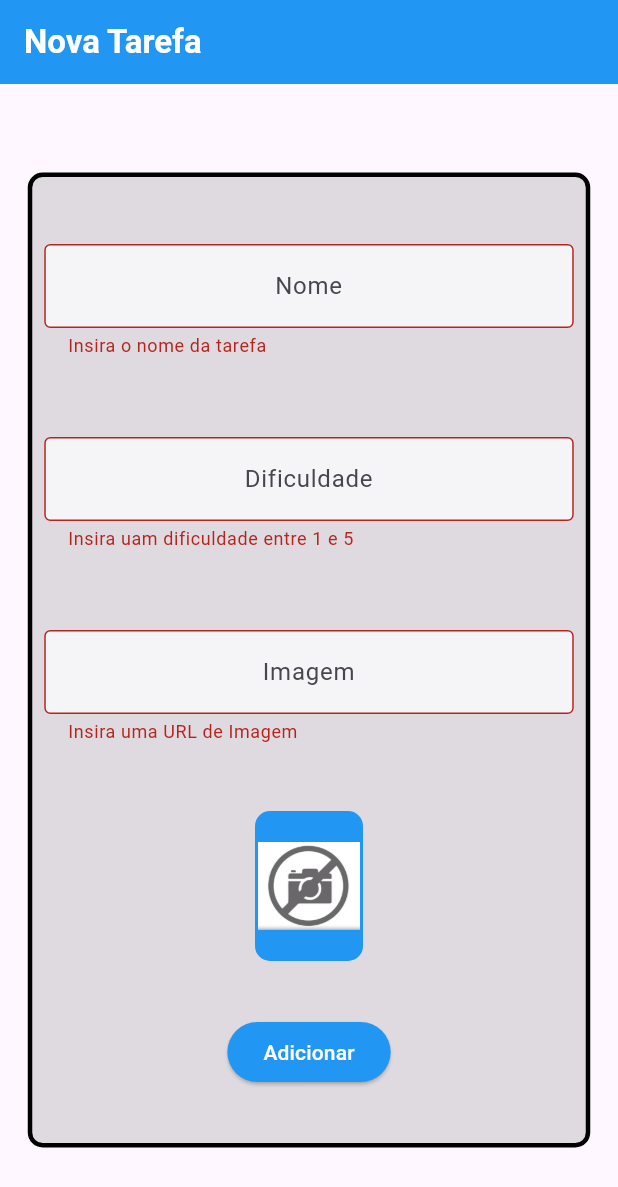
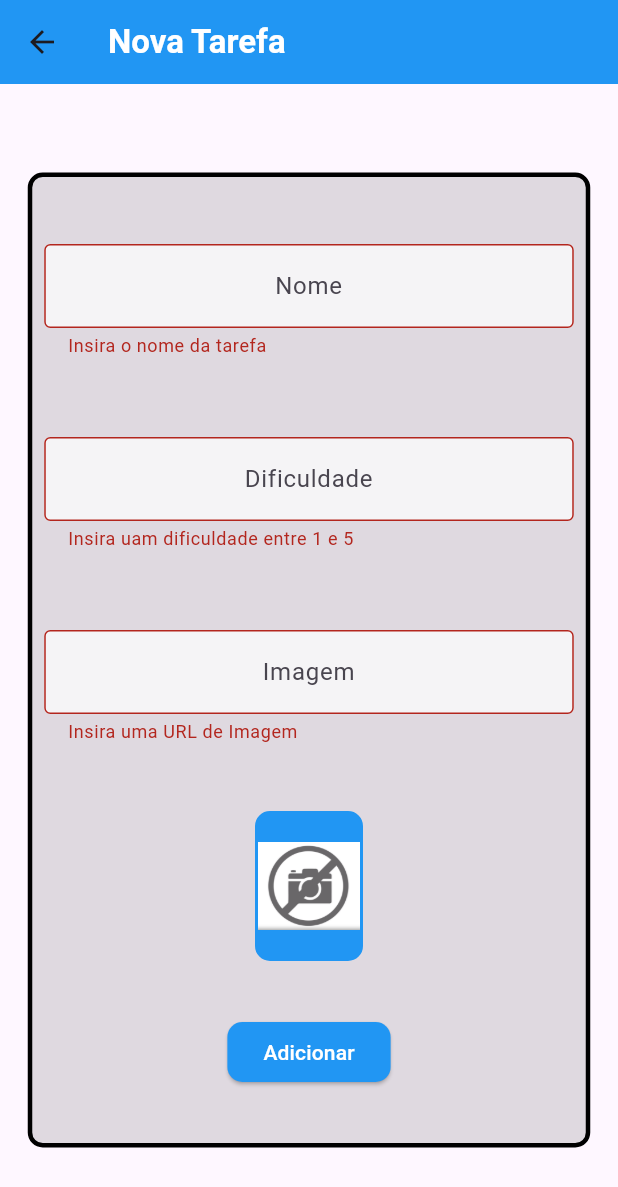
Before and after one commit to alanserafim/flutter_app_tasks, a Flutter app: the FormScreen screen opened directly, after a tap on "Adicionar", on a phone screen of 412 x 824 dp. Shown: the top 1187 px of the screen. Run offline on Flutter 3.47's test engine with Material 3 defaults, Android fonts, the phone set to English and light mode, and no system bars; network calls fail.

Commit message:
C2: Navegação Direta

```diff
--- a/lib/main.dart
+++ b/lib/main.dart
@@ -1,6 +1,5 @@
 import 'package:flutter/material.dart';
-import 'package:flutter_app_tasks/screens/form_screen.dart';
-//import 'package:flutter_app_tasks/screens/initial_screen.dart';
+import 'package:flutter_app_tasks/screens/initial_screen.dart';
 
 
 void main() {
@@ -15,7 +14,7 @@ class MyApp extends StatelessWidget {
     return MaterialApp(
       title: "Tarefas",
       debugShowCheckedModeBanner: false,
-      home: FormScreen(),
+      home: InitialScreen(),
     );
 
   }
--- a/lib/screens/form_screen.dart
+++ b/lib/screens/form_screen.dart
@@ -13,6 +13,9 @@ class _FormScreenState extends State<FormScreen> {
   TextEditingController imageController = TextEditingController();
   ButtonStyle style = ElevatedButton.styleFrom(
     backgroundColor: Colors.blue,
+    shape: RoundedRectangleBorder(
+      borderRadius: BorderRadius.circular(10),
+    ),
   );
 
   final _formKey = GlobalKey<FormState>();
@@ -137,6 +140,7 @@ class _FormScreenState extends State<FormScreen> {
                         ScaffoldMessenger.of(context).showSnackBar(
                          const SnackBar(content: Text('Salvando nova Tarefa'))
                         );
+                        Navigator.pop(context);
                       }
                     },
                     style: style,
```
Also changed, not shown: lib/screens/initial_screen.dart (+6 -10 lines), 1 other file.
